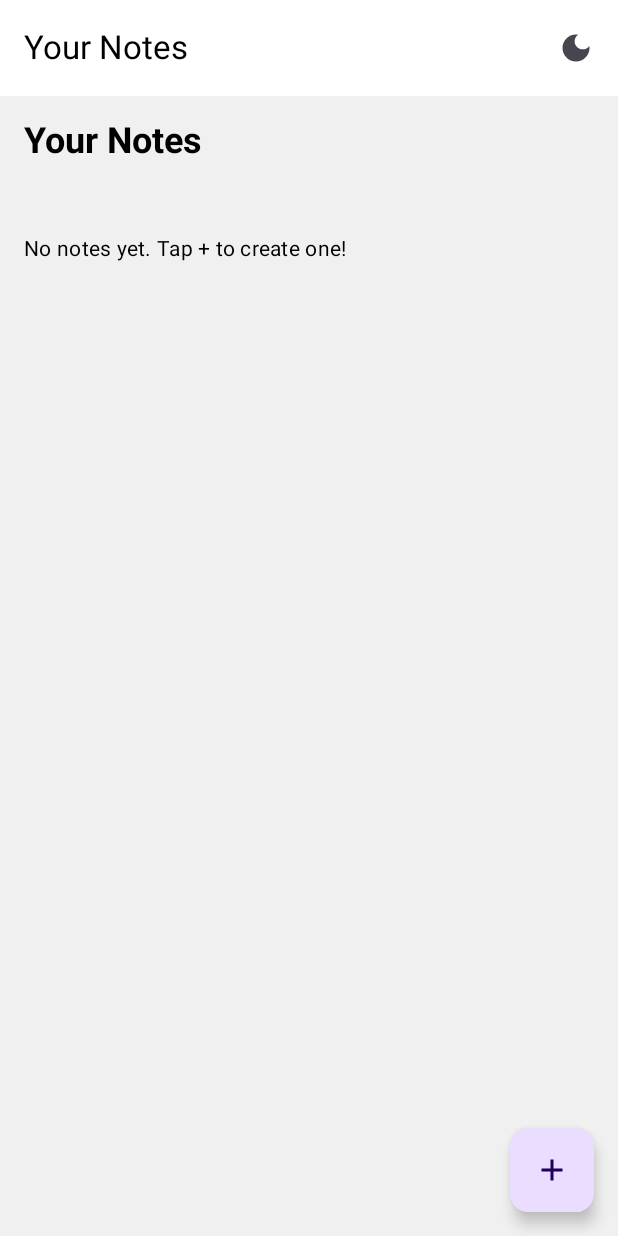
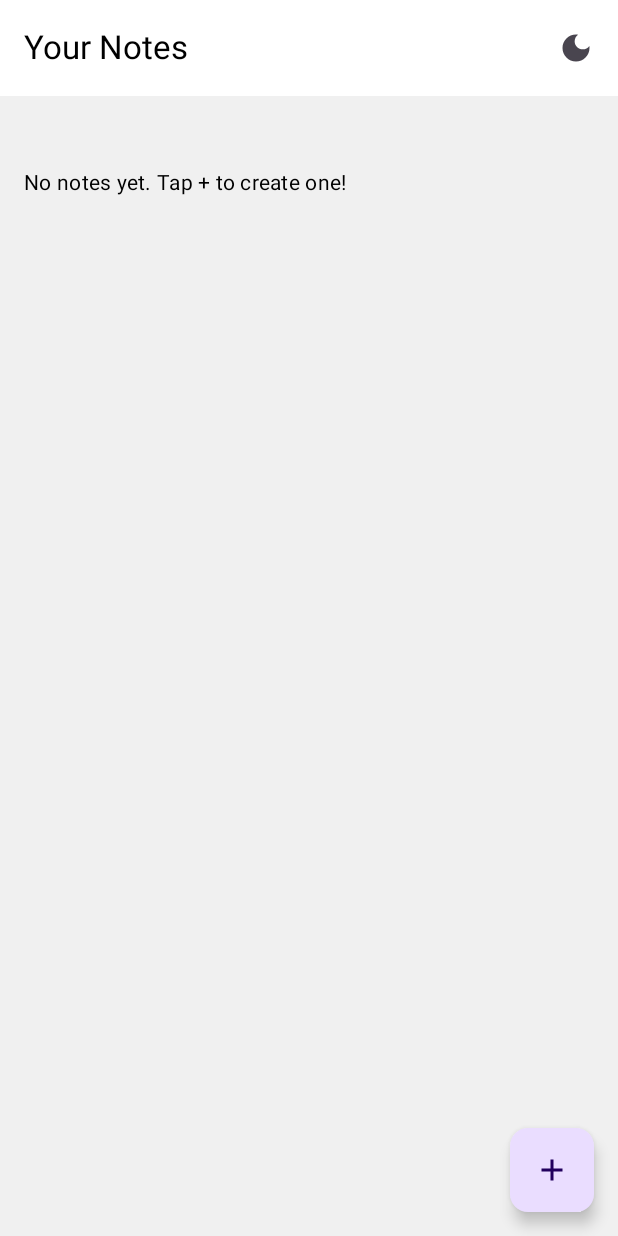
Before and after one commit to joshdsauter/simple_notes_app, an Android app built with Jetpack Compose: the screen it shows after launch (MainActivity), on a phone screen of 412 x 824 dp. Run offline under Robolectric (Android 15) with nearby library versions, the phone set to English and light mode, and no system bars; our stand-ins replace Room's generated code.

Commit message:
Remove some unused packages and remove extra title on home page

```diff
--- a/app/src/main/java/com/example/simplenotesapp/MainActivity.kt
+++ b/app/src/main/java/com/example/simplenotesapp/MainActivity.kt
@@ -3,12 +3,9 @@ package com.example.simplenotesapp
 import android.os.Bundle
 import androidx.activity.ComponentActivity
 import androidx.activity.compose.setContent
-import androidx.compose.runtime.Composable
 import androidx.compose.runtime.collectAsState
-import androidx.compose.ui.tooling.preview.Preview
 import androidx.lifecycle.viewmodel.compose.viewModel
 import com.example.simplenotesapp.ui.navigation.NotesAppNavHost
-import com.example.simplenotesapp.ui.screens.NotesHomeScreen
 import com.example.simplenotesapp.ui.theme.SimpleNotesAppTheme
 import com.example.simplenotesapp.viewmodel.ThemeViewModel
 
--- a/app/src/main/java/com/example/simplenotesapp/ui/screens/NotesHomeScreen.kt
+++ b/app/src/main/java/com/example/simplenotesapp/ui/screens/NotesHomeScreen.kt
@@ -68,12 +68,6 @@ fun NotesHomeScreen(
                 .padding(paddingValues)
                 .padding(16.dp)
         ) {
-            Text(
-                text = "Your Notes",
-                style = MaterialTheme.typography.headlineMedium,
-                modifier = Modifier.padding(bottom = 16.dp)
-            )
-
             if (notes.value.isEmpty()) {
                 Text(
                     text = "No notes yet. Tap + to create one!",
```
